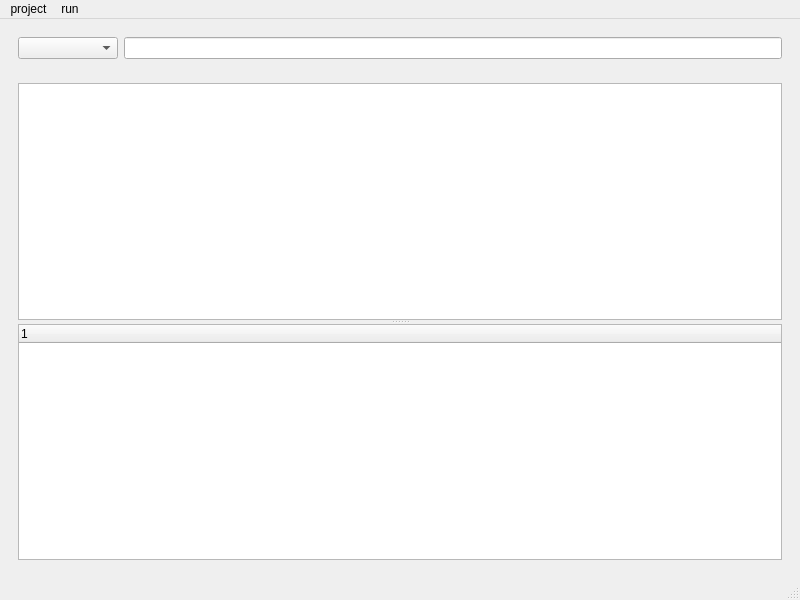
The window that untitled/mainwindow.ui (TheLazyWater/NetWork_Course_Design) describes before a commit, drawn with Qt 5.
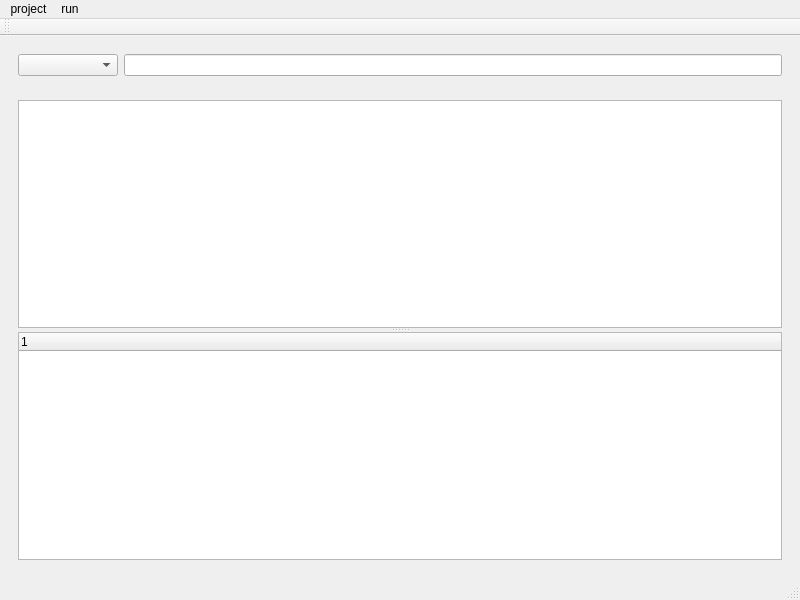
The same window after the commit. Icons and pictures are not drawn.

Patch:
```diff
--- a/untitled/mainwindow.ui
+++ b/untitled/mainwindow.ui
@@ -85,6 +85,17 @@
    <addaction name="menurun"/>
   </widget>
   <widget class="QStatusBar" name="statusbar"/>
+  <widget class="QToolBar" name="toolBar">
+   <property name="windowTitle">
+    <string>toolBar</string>
+   </property>
+   <attribute name="toolBarArea">
+    <enum>TopToolBarArea</enum>
+   </attribute>
+   <attribute name="toolBarBreak">
+    <bool>false</bool>
+   </attribute>
+  </widget>
   <action name="actionrunandstop">
    <property name="icon">
     <iconset resource="src.qrc">
```
Left out of the diff: 2 changed lines with no effect on the pictures.
